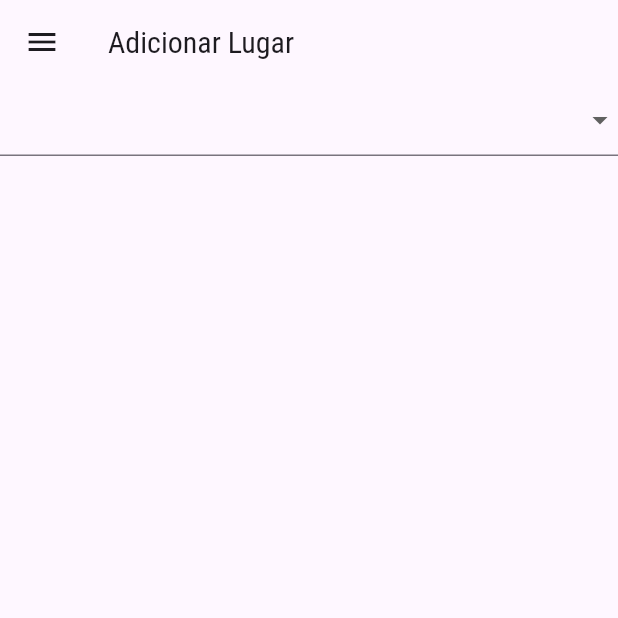
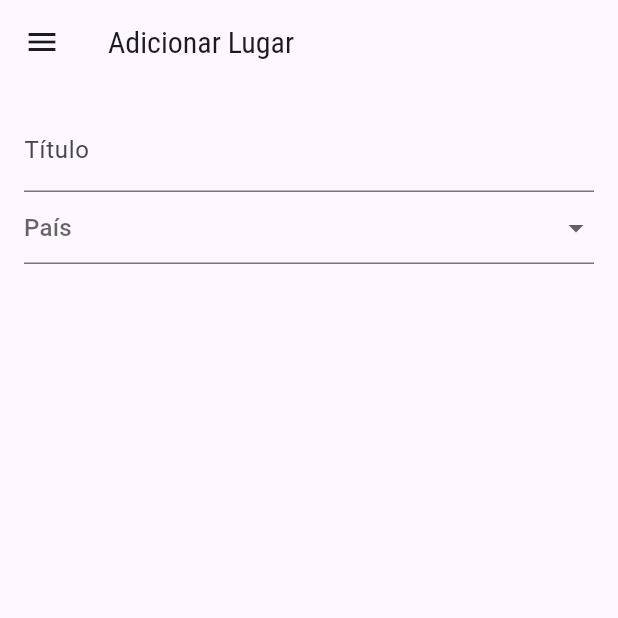
Before and after one commit to joaopaulopmedeiros/ddm-miniprojeto3, a Flutter app: the AddPlaceScreen screen opened by its route, on a phone screen of 412 x 824 dp, the top half of it. Run offline on Flutter 3.47's test engine with Material 3 defaults, Android fonts, the phone set to English and light mode, and no system bars.

Commit message:
feat: add titulo

```diff
--- a/lib/screens/place_add_screen.dart
+++ b/lib/screens/place_add_screen.dart
@@ -30,23 +30,42 @@ class _AddPlaceFormState extends State<AddPlaceForm> {
   @override
   Widget build(BuildContext context) {
     final provider = Provider.of<CountryProvider>(context);
-    final List<String> _categories = provider.countries.map((e) =>  e.id).toList();
-    String? _selectedCategory;
+    final List<String> categories =
+        provider.countries.map((e) => e.id).toList();
+    String? selectedCategory;
 
-    return Form(key: _formKey, child: Column(
+    return Container(
+      margin: const EdgeInsets.all(16.0),
+      child: Form(
+          key: _formKey,
+          child: Column(
             crossAxisAlignment: CrossAxisAlignment.start,
             children: [
+              TextFormField(
+                decoration: const InputDecoration(
+                  hintText: 'Título',
+                  labelText: 'Título',
+                ),
+                onSaved: (String? value) {},
+                validator: (String? value) {
+                  return (value != null && value != "")
+                      ? 'Preencha o campo obrigatório.'
+                      : null;
+                },
+              ),
               DropdownButtonFormField<String>(
-          value: _selectedCategory,
-          items: _categories.map((category) =>
-             DropdownMenuItem<String>(
+                hint: const Text("País"),
+                value: selectedCategory,
+                items: categories
+                    .map((category) => DropdownMenuItem<String>(
                           value: category,
                           child: Text(category),
-              )
-          ).toList(),
-          onChanged: (String? value) {  },
+                        ))
+                    .toList(),
+                onChanged: (String? value) {},
               ),
             ],
-    ));
+          )),
+    );
   }
 }
```
Lines whose indentation alone changed are shown as unchanged.
